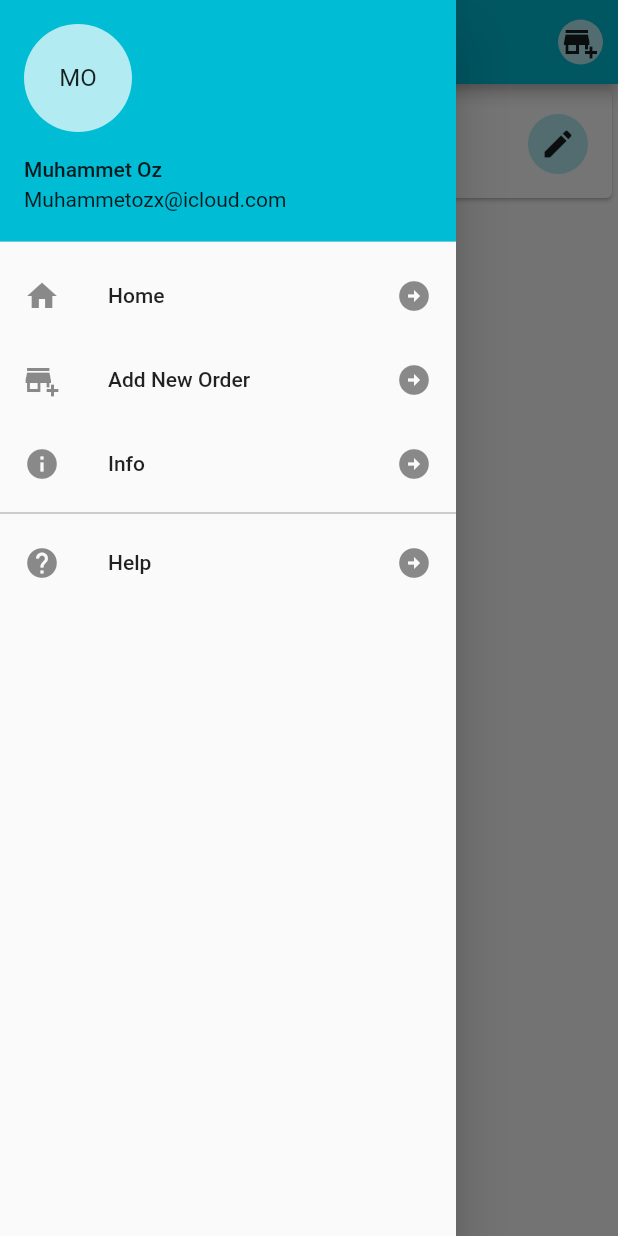
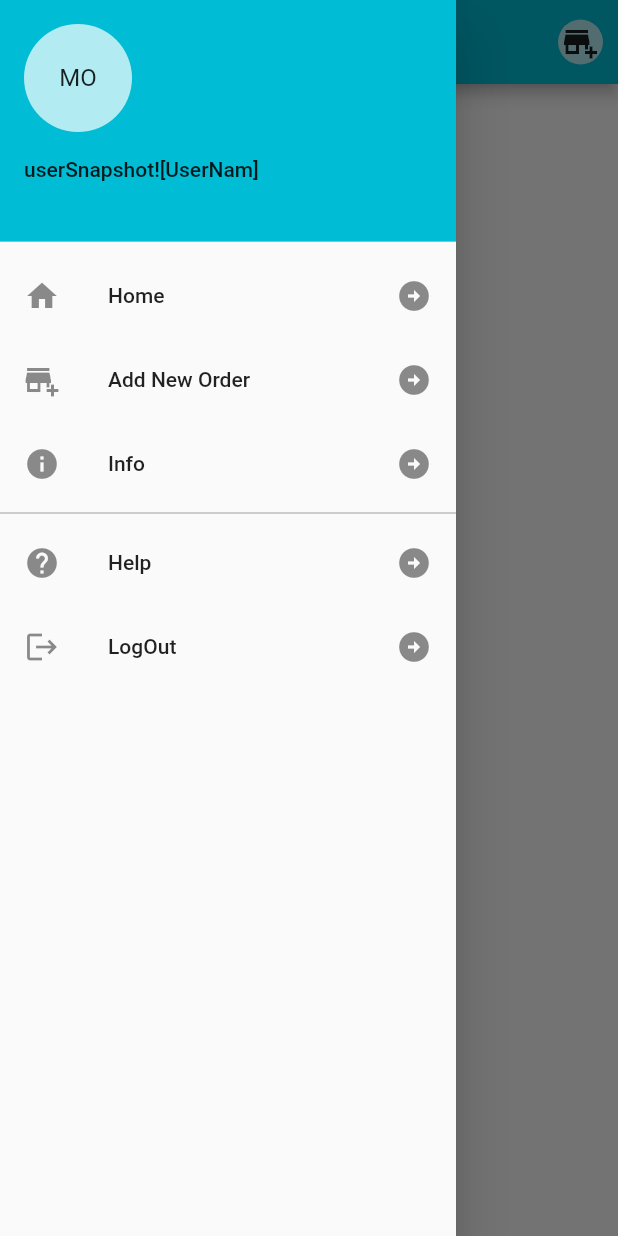
Before and after one commit to muhammetozx/order_processing_app, a Flutter app: the HomeScreen screen opened directly, with the side drawer open, on a phone screen of 412 x 824 dp. Run offline on Flutter 3.47's test engine with Material 2 defaults, Android fonts, the phone set to English and light mode, and no system bars; our stand-ins replace animate_do, cloud_firestore, firebase_auth, firebase_core, get, lottie; accounts and stored records are empty.

Commit message:
first commit

```diff
--- a/lib/main.dart
+++ b/lib/main.dart
@@ -1,6 +1,7 @@
 import 'package:flutter/material.dart';
 import 'package:get/get.dart';
 import 'package:order_processing_app/utils/constant.dart';
+import 'package:order_processing_app/views/orderListScreen.dart';
 import 'package:order_processing_app/views/createNewOrderScreen.dart';
 import 'package:order_processing_app/views/homeScreen.dart';
 import 'package:firebase_core/firebase_core.dart';
@@ -20,7 +21,6 @@ Future<void> main() async {
 class MyApp extends StatelessWidget {
   const MyApp({super.key});
 
-
   @override
   Widget build(BuildContext context) {
     return GetMaterialApp(
--- a/lib/views/homeScreen.dart
+++ b/lib/views/homeScreen.dart
@@ -1,20 +1,45 @@
 import 'package:animate_do/animate_do.dart';
+import 'package:cloud_firestore/cloud_firestore.dart';
+import 'package:firebase_auth/firebase_auth.dart';
 import 'package:flutter/material.dart';
 import 'package:get/get.dart';
 import 'package:get/get_core/src/get_main.dart';
 import 'package:order_processing_app/utils/constant.dart';
+import 'package:order_processing_app/views/orderListScreen.dart';
 import 'package:order_processing_app/views/createNewOrderScreen.dart';
+import 'package:order_processing_app/views/loginScreen.dart';
 
 class HomeScreen extends StatefulWidget {
-  const HomeScreen({ Key? key }) : super(key: key);
+  const HomeScreen({Key? key}) : super(key: key);
 
   @override
   State<HomeScreen> createState() => _HomeScreenState();
 }
 
 class _HomeScreenState extends State<HomeScreen> {
+  final user = FirebaseAuth.instance.currentUser!;
+
+// QuerySnapshot? userSnapshot;
+  /*  getUserDetails() async {
+    String uid = FirebaseAuth.instance.currentUser!.uid;
+    userSnapshot = await FirebaseFirestore.instance.collection('Users').get();
+    print("");
+  }*/
+
+
+  /*DocumentSnapshot? userSnapshot;
+  getUserDetails() async {
+    String uid = FirebaseAuth.instance.currentUser!.uid;
+
+    userSnapshot =
+        await FirebaseFirestore.instance.collection('Users').doc(uid).get();
+
+    setState(() {});
+  }*/
+
   @override
   Widget build(BuildContext context) {
+    //getUserDetails();
     return Scaffold(
         appBar: AppBar(
           title: Text(AppConstant.appName),
@@ -26,9 +51,8 @@ class _HomeScreenState extends State<HomeScreen> {
               },
               child: Container(
                 margin: EdgeInsets.only(right: 10.0),
-              child: CircleAvatar(
-                radius: 15.0,
-                child: Icon(Icons.add_business)),
+                child:
+                    CircleAvatar(radius: 15.0, child: Icon(Icons.add_business)),
               ),
             ),
           ],
@@ -37,9 +61,11 @@ class _HomeScreenState extends State<HomeScreen> {
           child: ListView(
             children: [
               UserAccountsDrawerHeader(
-              currentAccountPicture: CircleAvatar(child: Text("MO"),),
-              accountName: Text("Muhammet Oz"),
-              accountEmail: Text("Muhammetozx@icloud.com"),
+                currentAccountPicture: CircleAvatar(
+                  child: Text("MO"),
+                ),
+                accountName: Text("userSnapshot![UserNam]"),
+                accountEmail: Text(user.email!),
               ),
               ListTile(
                 title: Text("Home"),
@@ -56,32 +82,33 @@ class _HomeScreenState extends State<HomeScreen> {
                 leading: Icon(Icons.info),
                 trailing: Icon(Icons.arrow_circle_right),
               ),
-            Divider(height: 10.0,color: Colors.grey,),
+              Divider(
+                height: 10.0,
+                color: Colors.grey,
+              ),
               ListTile(
                 title: Text("Help"),
                 leading: Icon(Icons.help),
                 trailing: Icon(Icons.arrow_circle_right),
               ),
+              GestureDetector(
+                onTap: () {
+                  FirebaseAuth.instance.signOut().then((value) {
+                    Navigator.pushAndRemoveUntil(
+                        context,
+                        MaterialPageRoute(builder: (_) => LoginScreen()),
+                        (Route<dynamic> route) => false);
+                  });
+                },
+                child: ListTile(
+                  title: Text("LogOut"),
+                  leading: Icon(Icons.logout),
+                  trailing: Icon(Icons.arrow_circle_right),
+                ),
+              ),
             ],
           ),
         ),
-      body: FadeInLeft(
-        child: Container(
-          child:ListView.builder(
-            itemCount: 1,
-            itemBuilder: (context, index) {
-              return Card(
-                child: ListTile(
-                  title: Text("Order no 01"),
-                  subtitle: Text("pending", style: TextStyle(color:  Colors.blue),),
-                  leading: CircleAvatar(child: Text((index + 1) .toString()),),
-                  trailing: CircleAvatar(child: Icon(Icons.edit)),
-                ),
-              );
-            },
-          ),
-        ),
-      ),
-    );
+        body: OrderListScreen());
   }
 }
--- /dev/null
+++ b/lib/views/orderListScreen.dart
@@ -0,0 +1,48 @@
+import 'package:cloud_firestore/cloud_firestore.dart';
+import 'package:firebase_auth/firebase_auth.dart';
+import 'package:flutter/material.dart';
+
+class OrderListScreen extends StatefulWidget {
+  const OrderListScreen({super.key});
+
+  @override
+  State<OrderListScreen> createState() => _OrderListScreenState();
+}
+
+class _OrderListScreenState extends State<OrderListScreen> {
+  @override
+  Widget build(BuildContext context) {
+    FirebaseAuth auth = FirebaseAuth.instance;
+
+    Query ref = FirebaseFirestore.instance
+        .collection('Orders')
+        .where("userId", isEqualTo: auth.currentUser?.uid);
+
+    return StreamBuilder<QuerySnapshot>(
+      stream: ref.snapshots(),
+      builder: (context, snapshot) {
+        return !snapshot.hasData
+            ? CircularProgressIndicator()
+            : ListView.builder(
+                itemCount: snapshot.data?.docs.length,
+                itemBuilder: (context, index) {
+                  DocumentSnapshot orderList = snapshot.data!.docs[index];
+                  return Card(
+                    child: ListTile(
+                      title: Text("${orderList['productName']}"),
+                      subtitle: Text(
+                        "${orderList['clientName']}",
+                        style: TextStyle(color: Colors.blue),
+                      ),
+                      leading: CircleAvatar(
+                        child: Text((index + 1).toString()),
+                      ),
+                      trailing: CircleAvatar(child: Icon(Icons.edit)),
+                    ),
+                  );
+                },
+              );
+      },
+    );
+  }
+}
--- a/pubspec.yaml
+++ b/pubspec.yaml
@@ -40,6 +40,8 @@ dependencies:
   animate_do: ^3.0.2
   get: ^4.6.5
   firebase_auth: ^4.4.2
+  firestore_ui: ^1.25.1
+  cloud_firestore: ^4.5.3
 
 dev_dependencies:
   flutter_test:
```
Also changed, not shown: lib/views/createNewOrderScreen.dart (+43 -16 lines), lib/views/signUpScreen.dart (+40 -9 lines), pubspec.lock, 1 other file. Lines whose indentation alone changed are shown as unchanged.
